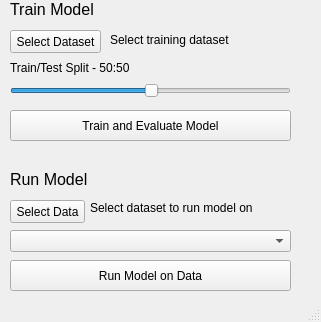
Delphboy/COMP530, file src/gui/ui.ui: the form before one commit.
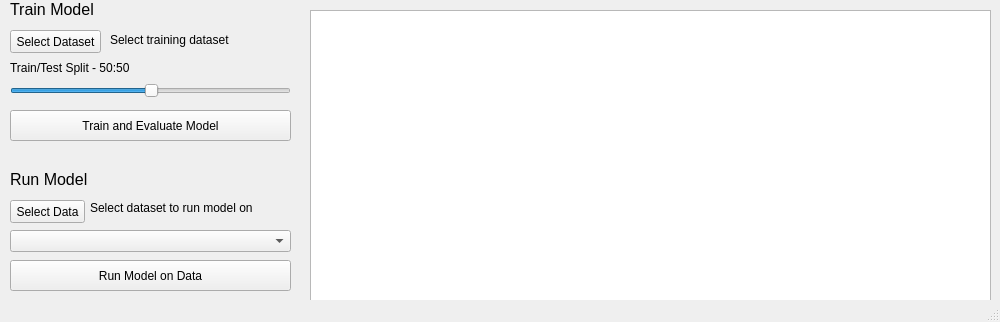
The form after the commit.

Commit message: save and load training data

Patch:
```diff
--- a/src/gui/ui.ui
+++ b/src/gui/ui.ui
@@ -6,10 +6,28 @@
    <rect>
     <x>0</x>
     <y>0</y>
-    <width>321</width>
+    <width>1000</width>
     <height>322</height>
    </rect>
   </property>
+  <property name="sizePolicy">
+   <sizepolicy hsizetype="Fixed" vsizetype="Fixed">
+    <horstretch>0</horstretch>
+    <verstretch>0</verstretch>
+   </sizepolicy>
+  </property>
+  <property name="minimumSize">
+   <size>
+    <width>1000</width>
+    <height>322</height>
+   </size>
+  </property>
+  <property name="maximumSize">
+   <size>
+    <width>1000</width>
+    <height>322</height>
+   </size>
+  </property>
   <property name="windowTitle">
    <string>Biofuel Source Detection System</string>
   </property>
@@ -157,6 +175,16 @@
      <string>&lt;html&gt;&lt;head/&gt;&lt;body&gt;&lt;p&gt;&lt;span style=&quot; font-size:12pt;&quot;&gt;Run Model&lt;/span&gt;&lt;/p&gt;&lt;/body&gt;&lt;/html&gt;</string>
     </property>
    </widget>
+   <widget class="QTableWidget" name="tableWidget">
+    <property name="geometry">
+     <rect>
+      <x>310</x>
+      <y>10</y>
+      <width>681</width>
+      <height>291</height>
+     </rect>
+    </property>
+   </widget>
   </widget>
   <widget class="QStatusBar" name="statusbar"/>
   <action name="actionSelect_Dataset">
```
The commit also changes 2 other files.
